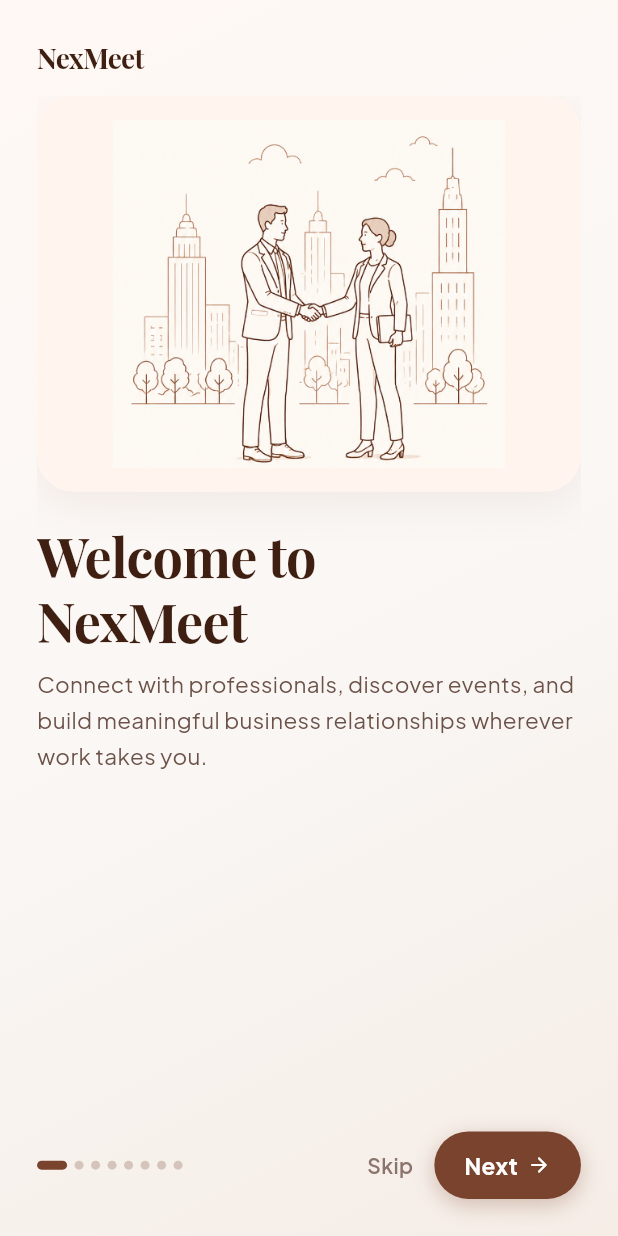
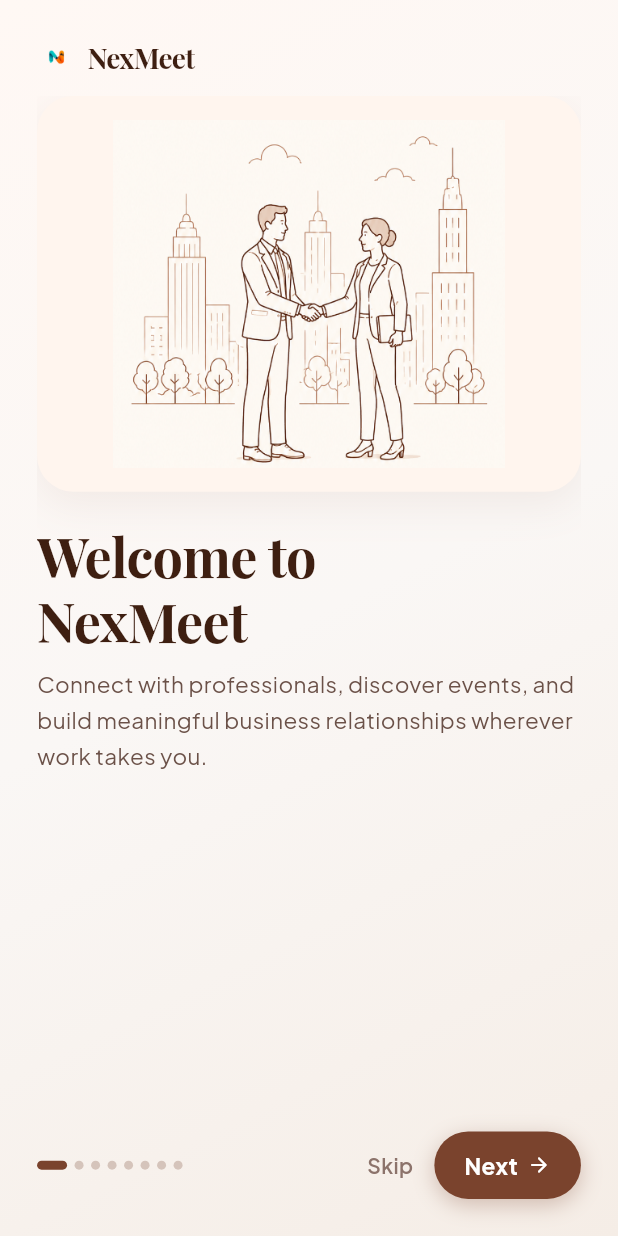
Before and after one commit to Saigagan777/Boardingpass, a Flutter app: the screen it shows after launch, on a phone screen of 412 x 824 dp. Run offline on Flutter 3.47's test engine with Material 3 defaults, Android fonts, the phone set to English and light mode, and no system bars; our stand-ins replace audioplayers, cached_network_image, cloud_firestore, csc_picker_plus, file_picker, firebase_auth and 8 more; missing offline and left inert: dart:html, dart:js_util, dart:ui_web, record; accounts and stored records are empty.

Commit message:
new changes

```diff
--- a/lib/utils/app_logo.dart
+++ b/lib/utils/app_logo.dart
@@ -18,11 +18,25 @@ class AppLogo extends StatelessWidget {
   Widget build(BuildContext context) {
     final primary = color ?? const Color(0xFF3E1F11);
 
+    final logoIcon = Image.asset(
+      'assets/images/app_logo.png',
+      width: size,
+      height: size,
+      fit: BoxFit.contain,
+    );
+
     if (!showText) {
-      return const SizedBox.shrink();
+      return logoIcon;
     }
 
-    return Text(
+    return Row(
+      mainAxisSize: MainAxisSize.min,
+      crossAxisAlignment: CrossAxisAlignment.center,
+      children: [
+        logoIcon,
+        SizedBox(width: size * 0.3),
+        Flexible(
+          child: Text(
             'NexMeet',
             maxLines: 1,
             overflow: TextOverflow.ellipsis,
@@ -33,6 +47,9 @@ class AppLogo extends StatelessWidget {
               letterSpacing: -0.5,
               color: primary,
             ),
+          ),
+        ),
+      ],
     );
   }
 }
```
Also changed, not shown: assets/images/app_logo.png, 1 other file. Lines whose indentation alone changed are shown as unchanged.
